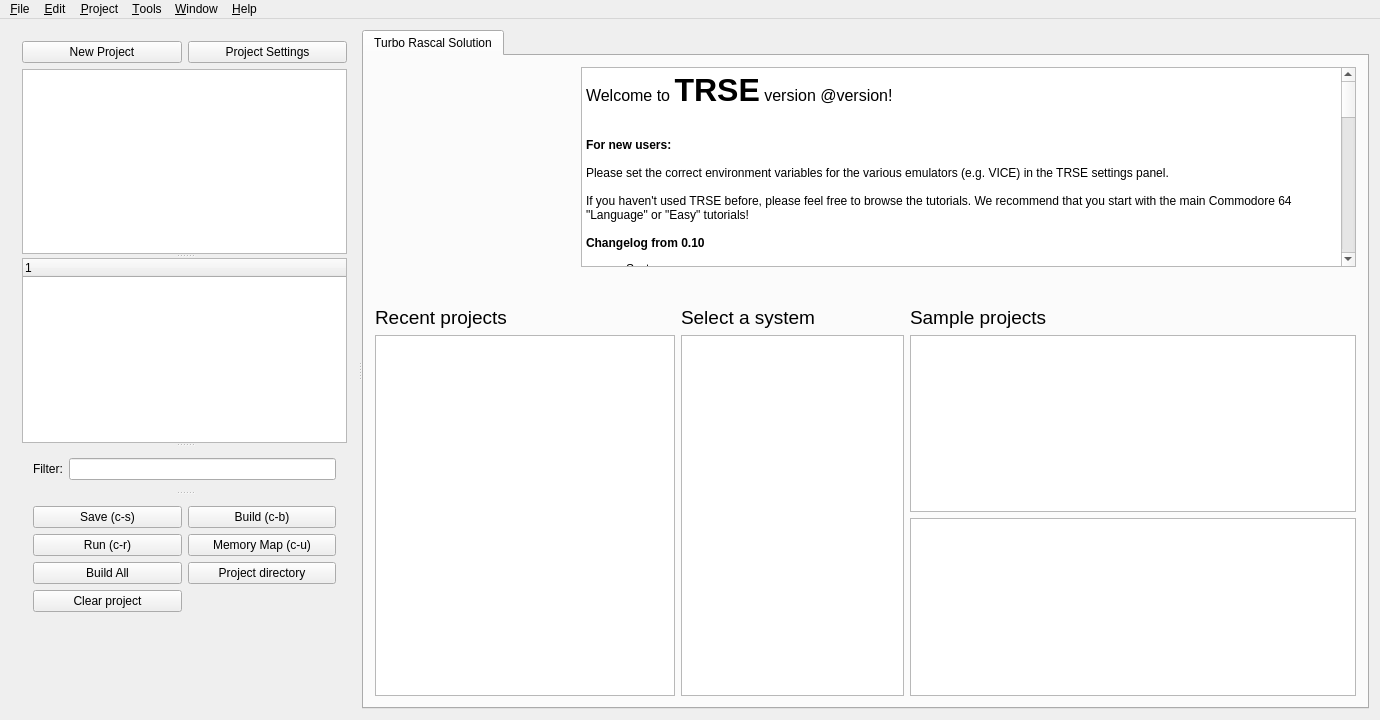
leuat/TRSE, file mainwindow.ui: the form before one commit.
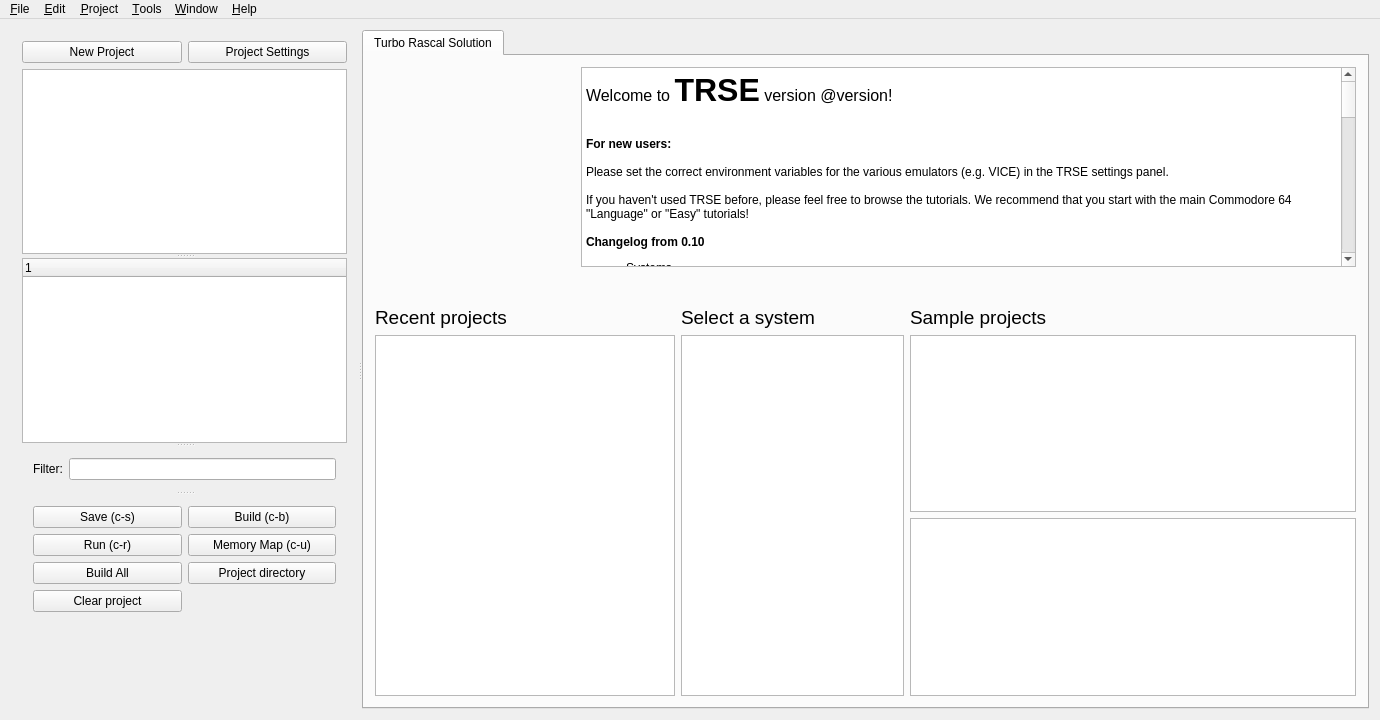
The form after the commit. Icons and pictures are not drawn.

```diff
--- a/mainwindow.ui
+++ b/mainwindow.ui
@@ -297,66 +297,67 @@
                 <string>&lt;!DOCTYPE HTML PUBLIC &quot;-//W3C//DTD HTML 4.0//EN&quot; &quot;http://www.w3.org/TR/REC-html40/strict.dtd&quot;&gt;
 &lt;html&gt;&lt;head&gt;&lt;meta name=&quot;qrichtext&quot; content=&quot;1&quot; /&gt;&lt;style type=&quot;text/css&quot;&gt;
 p, li { white-space: pre-wrap; }
-&lt;/style&gt;&lt;/head&gt;&lt;body style=&quot; font-family:'Ubuntu'; font-size:10pt; font-weight:400; font-style:normal;&quot;&gt;
-&lt;p style=&quot; margin-top:0px; margin-bottom:0px; margin-left:0px; margin-right:0px; -qt-block-indent:0; text-indent:0px;&quot;&gt;&lt;span style=&quot; font-family:'Noto Sans'; font-size:12pt;&quot;&gt;Welcome to &lt;/span&gt;&lt;span style=&quot; font-family:'Noto Sans'; font-size:24pt; font-weight:600;&quot;&gt;TRSE&lt;/span&gt;&lt;span style=&quot; font-family:'Noto Sans'; font-size:12pt;&quot;&gt; version @version!&lt;/span&gt;&lt;/p&gt;
+&lt;/style&gt;&lt;/head&gt;&lt;body style=&quot; font-family:'Noto Sans'; font-size:9pt; font-weight:400; font-style:normal;&quot;&gt;
+&lt;p style=&quot; margin-top:0px; margin-bottom:0px; margin-left:0px; margin-right:0px; -qt-block-indent:0; text-indent:0px;&quot;&gt;&lt;span style=&quot; font-size:12pt;&quot;&gt;Welcome to &lt;/span&gt;&lt;span style=&quot; font-size:24pt; font-weight:600;&quot;&gt;TRSE&lt;/span&gt;&lt;span style=&quot; font-size:12pt;&quot;&gt; version @version!&lt;/span&gt;&lt;/p&gt;
 &lt;p style=&quot; margin-top:0px; margin-bottom:0px; margin-left:0px; margin-right:0px; -qt-block-indent:0; text-indent:0px;&quot;&gt;&lt;img src=&quot;:/resources/images/Amiga.png&quot; width=&quot;80&quot; /&gt;&lt;img src=&quot;:/resources/images/C128.png&quot; width=&quot;80&quot; /&gt;&lt;img src=&quot;:/resources/images/C64.png&quot; width=&quot;80&quot; /&gt;&lt;img src=&quot;:/resources/images/PLUS4.png&quot; width=&quot;80&quot; /&gt;&lt;img src=&quot;:/resources/images/VIC20.png&quot; width=&quot;80&quot; /&gt;&lt;img src=&quot;:/resources/images/NES.png&quot; width=&quot;80&quot; /&gt;&lt;img src=&quot;:/resources/images/PET.png&quot; width=&quot;80&quot; /&gt;&lt;/p&gt;
-&lt;p style=&quot;-qt-paragraph-type:empty; margin-top:0px; margin-bottom:0px; margin-left:0px; margin-right:0px; -qt-block-indent:0; text-indent:0px; font-family:'Noto Sans'; font-size:9pt;&quot;&gt;&lt;br /&gt;&lt;/p&gt;
-&lt;p style=&quot; margin-top:0px; margin-bottom:0px; margin-left:0px; margin-right:0px; -qt-block-indent:0; text-indent:0px;&quot;&gt;&lt;span style=&quot; font-family:'Noto Sans'; font-size:9pt; font-weight:600;&quot;&gt;For new users: &lt;/span&gt;&lt;/p&gt;
-&lt;p style=&quot;-qt-paragraph-type:empty; margin-top:0px; margin-bottom:0px; margin-left:0px; margin-right:0px; -qt-block-indent:0; text-indent:0px; font-family:'Noto Sans'; font-size:9pt; font-weight:600;&quot;&gt;&lt;br /&gt;&lt;/p&gt;
-&lt;p style=&quot; margin-top:0px; margin-bottom:0px; margin-left:0px; margin-right:0px; -qt-block-indent:0; text-indent:0px;&quot;&gt;&lt;span style=&quot; font-family:'Noto Sans'; font-size:9pt;&quot;&gt;Please set the correct environment variables for the various emulators (e.g. VICE) in the TRSE settings panel. &lt;/span&gt;&lt;/p&gt;
-&lt;p style=&quot;-qt-paragraph-type:empty; margin-top:0px; margin-bottom:0px; margin-left:0px; margin-right:0px; -qt-block-indent:0; text-indent:0px; font-family:'Noto Sans'; font-size:9pt;&quot;&gt;&lt;br /&gt;&lt;/p&gt;
-&lt;p style=&quot; margin-top:0px; margin-bottom:0px; margin-left:0px; margin-right:0px; -qt-block-indent:0; text-indent:0px;&quot;&gt;&lt;span style=&quot; font-family:'Noto Sans'; font-size:9pt;&quot;&gt;If you haven't used TRSE before, please feel free to browse the tutorials. We recommend that you start with the main Commodore 64 &amp;quot;Language&amp;quot; or &amp;quot;Easy&amp;quot; tutorials!&lt;/span&gt;&lt;/p&gt;
-&lt;p style=&quot;-qt-paragraph-type:empty; margin-top:0px; margin-bottom:0px; margin-left:0px; margin-right:0px; -qt-block-indent:0; text-indent:0px; font-family:'Noto Sans'; font-size:9pt;&quot;&gt;&lt;br /&gt;&lt;/p&gt;
-&lt;p style=&quot; margin-top:0px; margin-bottom:0px; margin-left:0px; margin-right:0px; -qt-block-indent:0; text-indent:0px;&quot;&gt;&lt;span style=&quot; font-family:'Noto Sans'; font-size:9pt; font-weight:600;&quot;&gt;Changelog from 0.10&lt;/span&gt;&lt;/p&gt;
-&lt;ul style=&quot;margin-top: 0px; margin-bottom: 0px; margin-left: 0px; margin-right: 0px; -qt-list-indent: 1;&quot;&gt;&lt;li style=&quot; font-family:'Noto Sans'; font-size:9pt;&quot; style=&quot; margin-top:12px; margin-bottom:0px; margin-left:0px; margin-right:0px; -qt-block-indent:0; text-indent:0px;&quot;&gt;Systems&lt;/li&gt;
-&lt;ul style=&quot;margin-top: 0px; margin-bottom: 0px; margin-left: 0px; margin-right: 0px; -qt-list-indent: 2;&quot;&gt;&lt;li style=&quot; font-family:'Noto Sans'; font-size:9pt;&quot; style=&quot; margin-top:0px; margin-bottom:0px; margin-left:0px; margin-right:0px; -qt-block-indent:0; text-indent:0px;&quot;&gt;Atari 520 ST + tutorials&lt;/li&gt;
-&lt;li style=&quot; font-family:'Noto Sans'; font-size:9pt;&quot; style=&quot; margin-top:0px; margin-bottom:0px; margin-left:0px; margin-right:0px; -qt-block-indent:0; text-indent:0px;&quot;&gt;ZX Spectrum (preliminary) + tutorial&lt;/li&gt;
-&lt;li style=&quot; font-family:'Noto Sans'; font-size:9pt;&quot; style=&quot; margin-top:0px; margin-bottom:0px; margin-left:0px; margin-right:0px; -qt-block-indent:0; text-indent:0px;&quot;&gt;TIKI 100 (preliminary) + tutorial&lt;/li&gt;
-&lt;li style=&quot; font-family:'Noto Sans'; font-size:9pt;&quot; style=&quot; margin-top:0px; margin-bottom:0px; margin-left:0px; margin-right:0px; -qt-block-indent:0; text-indent:0px;&quot;&gt;Atari 2600 (preliminary) + 4tutorials&lt;/li&gt;&lt;/ul&gt;
-&lt;li style=&quot; font-family:'Noto Sans'; font-size:9pt;&quot; style=&quot; margin-top:12px; margin-bottom:0px; margin-left:0px; margin-right:0px; -qt-block-indent:0; text-indent:0px;&quot;&gt;Tutorials/help&lt;/li&gt;&lt;/ul&gt;
-&lt;ul style=&quot;margin-top: 0px; margin-bottom: 0px; margin-left: 0px; margin-right: 0px; -qt-list-indent: 2;&quot;&gt;&lt;li style=&quot; font-family:'Noto Sans'; font-size:9pt;&quot; style=&quot; margin-top:0px; margin-bottom:0px; margin-left:0px; margin-right:0px; -qt-block-indent:0; text-indent:0px;&quot;&gt;4 Atari 520 ST tutorials&lt;/li&gt;
-&lt;li style=&quot; font-family:'Noto Sans'; font-size:9pt;&quot; style=&quot; margin-top:0px; margin-bottom:0px; margin-left:0px; margin-right:0px; -qt-block-indent:0; text-indent:0px;&quot;&gt;C64 intro project &amp;quot;Floskel&amp;quot; added&lt;/li&gt;
-&lt;li style=&quot; font-family:'Noto Sans'; font-size:9pt;&quot; style=&quot; margin-top:0px; margin-bottom:0px; margin-left:0px; margin-right:0px; -qt-block-indent:0; text-indent:0px;&quot;&gt;6 new Gameboy tutorials&lt;/li&gt;
-&lt;li style=&quot; font-family:'Noto Sans'; font-size:9pt;&quot; style=&quot; margin-top:0px; margin-bottom:0px; margin-left:0px; margin-right:0px; -qt-block-indent:0; text-indent:0px;&quot;&gt;Emulator location help buttons&lt;/li&gt;&lt;/ul&gt;
-&lt;ul style=&quot;margin-top: 0px; margin-bottom: 0px; margin-left: 0px; margin-right: 0px; -qt-list-indent: 2;&quot;&gt;&lt;li style=&quot; font-family:'Noto Sans'; font-size:9pt;&quot; style=&quot; margin-top:0px; margin-bottom:0px; margin-left:0px; margin-right:0px; -qt-block-indent:0; text-indent:0px;&quot;&gt;New C64 tutorial on playing 2 sids (intermediate)&lt;/li&gt;&lt;/ul&gt;
-&lt;p style=&quot;-qt-paragraph-type:empty; margin-top:0px; margin-bottom:0px; margin-left:0px; margin-right:0px; -qt-block-indent:0; text-indent:0px; font-family:'Noto Sans'; font-size:9pt;&quot;&gt;&lt;br /&gt;&lt;/p&gt;
-&lt;ul style=&quot;margin-top: 0px; margin-bottom: 0px; margin-left: 0px; margin-right: 0px; -qt-list-indent: 1;&quot;&gt;&lt;li style=&quot; font-family:'Noto Sans'; font-size:9pt;&quot; style=&quot; margin-top:12px; margin-bottom:0px; margin-left:0px; margin-right:0px; -qt-block-indent:0; text-indent:0px;&quot;&gt;Editor&lt;/li&gt;
-&lt;ul style=&quot;margin-top: 0px; margin-bottom: 0px; margin-left: 0px; margin-right: 0px; -qt-list-indent: 2;&quot;&gt;&lt;li style=&quot; font-family:'Noto Sans'; font-size:9pt;&quot; style=&quot; margin-top:0px; margin-bottom:0px; margin-left:0px; margin-right:0px; -qt-block-indent:0; text-indent:0px;&quot;&gt;All system emulators can have user-defined parameters (Settings panel)&lt;/li&gt;
-&lt;li style=&quot; font-family:'Noto Sans'; font-size:9pt;&quot; style=&quot; margin-top:0px; margin-bottom:0px; margin-left:0px; margin-right:0px; -qt-block-indent:0; text-indent:0px;&quot;&gt;ctrl+R and &amp;quot;main&amp;quot; project file run bugfix&lt;/li&gt;
-&lt;li style=&quot; font-family:'Noto Sans'; font-size:9pt;&quot; style=&quot; margin-top:0px; margin-bottom:0px; margin-left:0px; margin-right:0px; -qt-block-indent:0; text-indent:0px;&quot;&gt;New project explorer - now with colours. Turn off colours in TRSE settings&lt;/li&gt;
-&lt;li style=&quot; font-family:'Noto Sans'; font-size:9pt;&quot; style=&quot; margin-top:0px; margin-bottom:0px; margin-left:0px; margin-right:0px; -qt-block-indent:0; text-indent:0px;&quot;&gt;Internal global TRSE TRU library available from project explorer&lt;/li&gt;
-&lt;li style=&quot; font-family:'Noto Sans'; font-size:9pt;&quot; style=&quot; margin-top:0px; margin-bottom:0px; margin-left:0px; margin-right:0px; -qt-block-indent:0; text-indent:0px;&quot;&gt;Right-click on files to get a shortcut menu (including help on the current file type)&lt;/li&gt;
-&lt;li style=&quot; font-family:'Noto Sans'; font-size:9pt;&quot; style=&quot; margin-top:0px; margin-bottom:0px; margin-left:0px; margin-right:0px; -qt-block-indent:0; text-indent:0px;&quot;&gt;Image toolboxes moved to new column&lt;/li&gt;
-&lt;li style=&quot; font-family:'Noto Sans'; font-size:9pt;&quot; style=&quot; margin-top:0px; margin-bottom:0px; margin-left:0px; margin-right:0px; -qt-block-indent:0; text-indent:0px;&quot;&gt;Editor now properly remembers last open file&lt;/li&gt;
-&lt;li style=&quot; font-family:'Noto Sans'; font-size:9pt;&quot; style=&quot; margin-top:0px; margin-bottom:0px; margin-left:0px; margin-right:0px; -qt-block-indent:0; text-indent:0px;&quot;&gt;Right-clicking on an item in the &amp;quot;recent project&amp;quot; allows you to remove it from the list &lt;/li&gt;
-&lt;li style=&quot; font-family:'Noto Sans'; font-size:9pt;&quot; style=&quot; margin-top:0px; margin-bottom:0px; margin-left:0px; margin-right:0px; -qt-block-indent:0; text-indent:0px;&quot;&gt;Added two new brushes : &amp;quot;Blur&amp;quot; and &amp;quot;Generic shapes&amp;quot; (shapes loaded from .png)&lt;/li&gt;
-&lt;li style=&quot; font-family:'Noto Sans'; font-size:9pt;&quot; style=&quot; margin-top:0px; margin-bottom:0px; margin-left:0px; margin-right:0px; -qt-block-indent:0; text-indent:0px;&quot;&gt;Images open in full-screen by default, not in char mode&lt;/li&gt;
-&lt;li style=&quot; font-family:'Noto Sans'; font-size:9pt;&quot; style=&quot; margin-top:0px; margin-bottom:0px; margin-left:0px; margin-right:0px; -qt-block-indent:0; text-indent:0px;&quot;&gt;Fixed a bug when displaying tabs after having created a new image &lt;/li&gt;
-&lt;li style=&quot; font-family:'Noto Sans'; font-size:9pt;&quot; style=&quot; margin-top:0px; margin-bottom:0px; margin-left:0px; margin-right:0px; -qt-block-indent:0; text-indent:0px;&quot;&gt;Gameboy level editor, tile image editor and meta sprite editor.&lt;/li&gt;
-&lt;li style=&quot; font-family:'Noto Sans'; font-size:9pt;&quot; style=&quot; margin-top:0px; margin-bottom:0px; margin-left:0px; margin-right:0px; -qt-block-indent:0; text-indent:0px;&quot;&gt;OK64 &amp;quot;new project&amp;quot; bugfix&lt;/li&gt;
-&lt;li style=&quot; font-family:'Noto Sans'; font-size:9pt;&quot; style=&quot; margin-top:0px; margin-bottom:0px; margin-left:0px; margin-right:0px; -qt-block-indent:0; text-indent:0px;&quot;&gt;Various image editor bugfixes&lt;/li&gt;
-&lt;li style=&quot; font-family:'Noto Sans'; font-size:9pt;&quot; style=&quot; margin-top:0px; margin-bottom:0px; margin-left:0px; margin-right:0px; -qt-block-indent:0; text-indent:0px;&quot;&gt;&amp;quot;New file&amp;quot; -&amp;gt; TRU&lt;/li&gt;
-&lt;li style=&quot; font-family:'Noto Sans'; font-size:9pt;&quot; style=&quot; margin-top:0px; margin-bottom:0px; margin-left:0px; margin-right:0px; -qt-block-indent:0; text-indent:0px;&quot;&gt;Sprite packer system for GB&lt;/li&gt;
-&lt;li style=&quot; font-family:'Noto Sans'; font-size:9pt;&quot; style=&quot; margin-top:0px; margin-bottom:0px; margin-left:0px; margin-right:0px; -qt-block-indent:0; text-indent:0px;&quot;&gt;Ctrl+W closes any document now&lt;/li&gt;
-&lt;li style=&quot; font-family:'Noto Sans'; font-size:9pt;&quot; style=&quot; margin-top:0px; margin-bottom:0px; margin-left:0px; margin-right:0px; -qt-block-indent:0; text-indent:0px;&quot;&gt;Memory analyzer don't need to compile on use&lt;/li&gt;&lt;/ul&gt;
-&lt;li style=&quot; font-family:'Noto Sans'; font-size:9pt;&quot; style=&quot; margin-top:12px; margin-bottom:0px; margin-left:0px; margin-right:0px; -qt-block-indent:0; text-indent:0px;&quot;&gt;Compiler&lt;/li&gt;&lt;/ul&gt;
-&lt;ul style=&quot;margin-top: 0px; margin-bottom: 0px; margin-left: 0px; margin-right: 0px; -qt-list-indent: 2;&quot;&gt;&lt;li style=&quot; font-family:'Noto Sans'; font-size:9pt;&quot; style=&quot; margin-top:0px; margin-bottom:0px; margin-left:0px; margin-right:0px; -qt-block-indent:0; text-indent:0px;&quot;&gt;6502 compiler has some serious optimizations - both with integer &amp;amp; pointer operations + post-optimization&lt;/li&gt;
-&lt;li style=&quot; font-family:'Noto Sans'; font-size:9pt;&quot; style=&quot; margin-top:0px; margin-bottom:0px; margin-left:0px; margin-right:0px; -qt-block-indent:0; text-indent:0px;&quot;&gt;M68K records and serious improvements, optimizations, bugfixes&lt;/li&gt;
-&lt;li style=&quot; font-family:'Noto Sans'; font-size:9pt;&quot; style=&quot; margin-top:0px; margin-bottom:0px; margin-left:0px; margin-right:0px; -qt-block-indent:0; text-indent:0px;&quot;&gt;Macro (inline) parameter bugfix&lt;/li&gt;
-&lt;li style=&quot; font-family:'Noto Sans'; font-size:9pt;&quot; style=&quot; margin-top:0px; margin-bottom:0px; margin-left:0px; margin-right:0px; -qt-block-indent:0; text-indent:0px;&quot;&gt;Records defined in units are fixed up, you don't need to prefix *everything*&lt;/li&gt;
-&lt;li style=&quot; font-family:'Noto Sans'; font-size:9pt;&quot; style=&quot; margin-top:0px; margin-bottom:0px; margin-left:0px; margin-right:0px; -qt-block-indent:0; text-indent:0px;&quot;&gt;Preprocessor IFDEF... ELSE... ENDIF implemented, also nested&lt;/li&gt;
-&lt;li style=&quot; font-family:'Noto Sans'; font-size:9pt;&quot; style=&quot; margin-top:0px; margin-bottom:0px; margin-left:0px; margin-right:0px; -qt-block-indent:0; text-indent:0px;&quot;&gt;functions with return values implemented&lt;/li&gt;
-&lt;li style=&quot; font-family:'Noto Sans'; font-size:9pt;&quot; style=&quot; margin-top:0px; margin-bottom:0px; margin-left:0px; margin-right:0px; -qt-block-indent:0; text-indent:0px;&quot;&gt;X16 compiler bugfix, my bad&lt;/li&gt;
-&lt;li style=&quot; font-family:'Noto Sans'; font-size:9pt;&quot; style=&quot; margin-top:0px; margin-bottom:0px; margin-left:0px; margin-right:0px; -qt-block-indent:0; text-indent:0px;&quot;&gt;Amiga/Atari arrays: Indices are now automatically adjusted for, so you don't have to scale with &amp;quot;2&amp;quot; for ints and &amp;quot;4&amp;quot; for longs when addressing them etc (ie sine[i] works for int arrays, you don't have to write sine[i*2])&lt;/li&gt;
-&lt;li style=&quot; font-family:'Noto Sans'; font-size:9pt;&quot; style=&quot; margin-top:0px; margin-bottom:0px; margin-left:0px; margin-right:0px; -qt-block-indent:0; text-indent:0px;&quot;&gt;Internal rewrite of the *entire* conditional + logical clause system. All CPUs use same system. Multiple AND/ OR have little overhead. Removed old slow system&lt;/li&gt;
-&lt;li style=&quot; font-family:'Noto Sans'; font-size:9pt;&quot; style=&quot; margin-top:0px; margin-bottom:0px; margin-left:0px; margin-right:0px; -qt-block-indent:0; text-indent:0px;&quot;&gt;TRUs can now access other nested TRUS etc.&lt;/li&gt;
-&lt;li style=&quot; font-family:'Noto Sans'; font-size:9pt;&quot; style=&quot; margin-top:0px; margin-bottom:0px; margin-left:0px; margin-right:0px; -qt-block-indent:0; text-indent:0px;&quot;&gt;Fixed a bug where forward declarations of procedure with parameters crashed&lt;/li&gt;
-&lt;li style=&quot; font-family:'Noto Sans'; font-size:9pt;&quot; style=&quot; margin-top:0px; margin-bottom:0px; margin-left:0px; margin-right:0px; -qt-block-indent:0; text-indent:0px;&quot;&gt;TRU constants fixed&lt;/li&gt;
-&lt;li style=&quot; font-family:'Noto Sans'; font-size:9pt;&quot; style=&quot; margin-top:0px; margin-bottom:0px; margin-left:0px; margin-right:0px; -qt-block-indent:0; text-indent:0px;&quot;&gt;You can now build TRU/independent files with CTRL+SHIFT+B&lt;/li&gt;
-&lt;li style=&quot; font-family:'Noto Sans'; font-size:9pt;&quot; style=&quot; margin-top:0px; margin-bottom:0px; margin-left:0px; margin-right:0px; -qt-block-indent:0; text-indent:0px;&quot;&gt;Gameboy Z80ish compiler almost done&lt;/li&gt;&lt;/ul&gt;
-&lt;p style=&quot;-qt-paragraph-type:empty; margin-top:0px; margin-bottom:0px; margin-left:0px; margin-right:0px; -qt-block-indent:1; text-indent:0px; font-family:'Noto Sans'; font-size:9pt;&quot;&gt;&lt;br /&gt;&lt;/p&gt;
-&lt;p style=&quot;-qt-paragraph-type:empty; margin-top:0px; margin-bottom:0px; margin-left:0px; margin-right:0px; -qt-block-indent:0; text-indent:0px; font-family:'Noto Sans'; font-size:9pt;&quot;&gt;&lt;br /&gt;&lt;/p&gt;
-&lt;p style=&quot;-qt-paragraph-type:empty; margin-top:0px; margin-bottom:12px; margin-left:0px; margin-right:0px; -qt-block-indent:0; text-indent:0px; font-family:'Noto Sans'; font-size:9pt;&quot;&gt;&lt;br /&gt;&lt;/p&gt;&lt;/body&gt;&lt;/html&gt;</string>
+&lt;p style=&quot;-qt-paragraph-type:empty; margin-top:0px; margin-bottom:0px; margin-left:0px; margin-right:0px; -qt-block-indent:0; text-indent:0px;&quot;&gt;&lt;br /&gt;&lt;/p&gt;
+&lt;p style=&quot; margin-top:0px; margin-bottom:0px; margin-left:0px; margin-right:0px; -qt-block-indent:0; text-indent:0px;&quot;&gt;&lt;span style=&quot; font-weight:600;&quot;&gt;For new users: &lt;/span&gt;&lt;/p&gt;
+&lt;p style=&quot;-qt-paragraph-type:empty; margin-top:0px; margin-bottom:0px; margin-left:0px; margin-right:0px; -qt-block-indent:0; text-indent:0px; font-weight:600;&quot;&gt;&lt;br /&gt;&lt;/p&gt;
+&lt;p style=&quot; margin-top:0px; margin-bottom:0px; margin-left:0px; margin-right:0px; -qt-block-indent:0; text-indent:0px;&quot;&gt;Please set the correct environment variables for the various emulators (e.g. VICE) in the TRSE settings panel. &lt;/p&gt;
+&lt;p style=&quot;-qt-paragraph-type:empty; margin-top:0px; margin-bottom:0px; margin-left:0px; margin-right:0px; -qt-block-indent:0; text-indent:0px;&quot;&gt;&lt;br /&gt;&lt;/p&gt;
+&lt;p style=&quot; margin-top:0px; margin-bottom:0px; margin-left:0px; margin-right:0px; -qt-block-indent:0; text-indent:0px;&quot;&gt;If you haven't used TRSE before, please feel free to browse the tutorials. We recommend that you start with the main Commodore 64 &amp;quot;Language&amp;quot; or &amp;quot;Easy&amp;quot; tutorials!&lt;/p&gt;
+&lt;p style=&quot;-qt-paragraph-type:empty; margin-top:0px; margin-bottom:0px; margin-left:0px; margin-right:0px; -qt-block-indent:0; text-indent:0px;&quot;&gt;&lt;br /&gt;&lt;/p&gt;
+&lt;p style=&quot; margin-top:0px; margin-bottom:0px; margin-left:0px; margin-right:0px; -qt-block-indent:0; text-indent:0px;&quot;&gt;&lt;span style=&quot; font-weight:600;&quot;&gt;Changelog from 0.10&lt;/span&gt;&lt;/p&gt;
+&lt;ul style=&quot;margin-top: 0px; margin-bottom: 0px; margin-left: 0px; margin-right: 0px; -qt-list-indent: 1;&quot;&gt;&lt;li style=&quot; margin-top:12px; margin-bottom:0px; margin-left:0px; margin-right:0px; -qt-block-indent:0; text-indent:0px;&quot;&gt;Systems&lt;/li&gt;
+&lt;ul style=&quot;margin-top: 0px; margin-bottom: 0px; margin-left: 0px; margin-right: 0px; -qt-list-indent: 2;&quot;&gt;&lt;li style=&quot; margin-top:0px; margin-bottom:0px; margin-left:0px; margin-right:0px; -qt-block-indent:0; text-indent:0px;&quot;&gt;Atari 520 ST + tutorials&lt;/li&gt;
+&lt;li style=&quot; margin-top:0px; margin-bottom:0px; margin-left:0px; margin-right:0px; -qt-block-indent:0; text-indent:0px;&quot;&gt;ZX Spectrum (preliminary) + tutorial&lt;/li&gt;
+&lt;li style=&quot; margin-top:0px; margin-bottom:0px; margin-left:0px; margin-right:0px; -qt-block-indent:0; text-indent:0px;&quot;&gt;TIKI 100 (preliminary) + tutorial&lt;/li&gt;
+&lt;li style=&quot; margin-top:0px; margin-bottom:0px; margin-left:0px; margin-right:0px; -qt-block-indent:0; text-indent:0px;&quot;&gt;Atari 2600 (preliminary) + 4tutorials&lt;/li&gt;&lt;/ul&gt;
+&lt;li style=&quot; margin-top:12px; margin-bottom:0px; margin-left:0px; margin-right:0px; -qt-block-indent:0; text-indent:0px;&quot;&gt;Tutorials/help&lt;/li&gt;&lt;/ul&gt;
+&lt;ul style=&quot;margin-top: 0px; margin-bottom: 0px; margin-left: 0px; margin-right: 0px; -qt-list-indent: 2;&quot;&gt;&lt;li style=&quot; margin-top:0px; margin-bottom:0px; margin-left:0px; margin-right:0px; -qt-block-indent:0; text-indent:0px;&quot;&gt;C64 tutorial project &amp;quot;Fjong&amp;quot; - a small c64 intro&lt;/li&gt;
+&lt;li style=&quot; margin-top:0px; margin-bottom:0px; margin-left:0px; margin-right:0px; -qt-block-indent:0; text-indent:0px;&quot;&gt;5 Atari 520 ST tutorials&lt;/li&gt;
+&lt;li style=&quot; margin-top:0px; margin-bottom:0px; margin-left:0px; margin-right:0px; -qt-block-indent:0; text-indent:0px;&quot;&gt;C64 intro project &amp;quot;Floskel&amp;quot; added&lt;/li&gt;
+&lt;li style=&quot; margin-top:0px; margin-bottom:0px; margin-left:0px; margin-right:0px; -qt-block-indent:0; text-indent:0px;&quot;&gt;6 new Gameboy tutorials&lt;/li&gt;
+&lt;li style=&quot; margin-top:0px; margin-bottom:0px; margin-left:0px; margin-right:0px; -qt-block-indent:0; text-indent:0px;&quot;&gt;Emulator location help buttons&lt;/li&gt;&lt;/ul&gt;
+&lt;ul style=&quot;margin-top: 0px; margin-bottom: 0px; margin-left: 0px; margin-right: 0px; -qt-list-indent: 2;&quot;&gt;&lt;li style=&quot; margin-top:0px; margin-bottom:0px; margin-left:0px; margin-right:0px; -qt-block-indent:0; text-indent:0px;&quot;&gt;New C64 tutorial on playing 2 sids (intermediate)&lt;/li&gt;&lt;/ul&gt;
+&lt;p style=&quot;-qt-paragraph-type:empty; margin-top:0px; margin-bottom:0px; margin-left:0px; margin-right:0px; -qt-block-indent:0; text-indent:0px;&quot;&gt;&lt;br /&gt;&lt;/p&gt;
+&lt;ul style=&quot;margin-top: 0px; margin-bottom: 0px; margin-left: 0px; margin-right: 0px; -qt-list-indent: 1;&quot;&gt;&lt;li style=&quot; margin-top:12px; margin-bottom:0px; margin-left:0px; margin-right:0px; -qt-block-indent:0; text-indent:0px;&quot;&gt;Editor&lt;/li&gt;
+&lt;ul style=&quot;margin-top: 0px; margin-bottom: 0px; margin-left: 0px; margin-right: 0px; -qt-list-indent: 2;&quot;&gt;&lt;li style=&quot; margin-top:0px; margin-bottom:0px; margin-left:0px; margin-right:0px; -qt-block-indent:0; text-indent:0px;&quot;&gt;All system emulators can have user-defined parameters (Settings panel)&lt;/li&gt;
+&lt;li style=&quot; margin-top:0px; margin-bottom:0px; margin-left:0px; margin-right:0px; -qt-block-indent:0; text-indent:0px;&quot;&gt;ctrl+R and &amp;quot;main&amp;quot; project file run bugfix&lt;/li&gt;
+&lt;li style=&quot; margin-top:0px; margin-bottom:0px; margin-left:0px; margin-right:0px; -qt-block-indent:0; text-indent:0px;&quot;&gt;New project explorer - now with colours. Turn off colours in TRSE settings&lt;/li&gt;
+&lt;li style=&quot; margin-top:0px; margin-bottom:0px; margin-left:0px; margin-right:0px; -qt-block-indent:0; text-indent:0px;&quot;&gt;Internal global TRSE TRU library available from project explorer&lt;/li&gt;
+&lt;li style=&quot; margin-top:0px; margin-bottom:0px; margin-left:0px; margin-right:0px; -qt-block-indent:0; text-indent:0px;&quot;&gt;Right-click on files to get a shortcut menu (including help on the current file type)&lt;/li&gt;
+&lt;li style=&quot; margin-top:0px; margin-bottom:0px; margin-left:0px; margin-right:0px; -qt-block-indent:0; text-indent:0px;&quot;&gt;Image toolboxes moved to new column&lt;/li&gt;
+&lt;li style=&quot; margin-top:0px; margin-bottom:0px; margin-left:0px; margin-right:0px; -qt-block-indent:0; text-indent:0px;&quot;&gt;Editor now properly remembers last open file&lt;/li&gt;
+&lt;li style=&quot; margin-top:0px; margin-bottom:0px; margin-left:0px; margin-right:0px; -qt-block-indent:0; text-indent:0px;&quot;&gt;Right-clicking on an item in the &amp;quot;recent project&amp;quot; allows you to remove it from the list &lt;/li&gt;
+&lt;li style=&quot; margin-top:0px; margin-bottom:0px; margin-left:0px; margin-right:0px; -qt-block-indent:0; text-indent:0px;&quot;&gt;Added two new brushes : &amp;quot;Blur&amp;quot; and &amp;quot;Generic shapes&amp;quot; (shapes loaded from .png)&lt;/li&gt;
+&lt;li style=&quot; margin-top:0px; margin-bottom:0px; margin-left:0px; margin-right:0px; -qt-block-indent:0; text-indent:0px;&quot;&gt;Images open in full-screen by default, not in char mode&lt;/li&gt;
+&lt;li style=&quot; margin-top:0px; margin-bottom:0px; margin-left:0px; margin-right:0px; -qt-block-indent:0; text-indent:0px;&quot;&gt;Fixed a bug when displaying tabs after having created a new image &lt;/li&gt;
+&lt;li style=&quot; margin-top:0px; margin-bottom:0px; margin-left:0px; margin-right:0px; -qt-block-indent:0; text-indent:0px;&quot;&gt;Gameboy level editor, tile image editor and meta sprite editor.&lt;/li&gt;
+&lt;li style=&quot; margin-top:0px; margin-bottom:0px; margin-left:0px; margin-right:0px; -qt-block-indent:0; text-indent:0px;&quot;&gt;OK64 &amp;quot;new project&amp;quot; bugfix&lt;/li&gt;
+&lt;li style=&quot; margin-top:0px; margin-bottom:0px; margin-left:0px; margin-right:0px; -qt-block-indent:0; text-indent:0px;&quot;&gt;Various image editor bugfixes&lt;/li&gt;
+&lt;li style=&quot; margin-top:0px; margin-bottom:0px; margin-left:0px; margin-right:0px; -qt-block-indent:0; text-indent:0px;&quot;&gt;&amp;quot;New file&amp;quot; -&amp;gt; TRU&lt;/li&gt;
+&lt;li style=&quot; margin-top:0px; margin-bottom:0px; margin-left:0px; margin-right:0px; -qt-block-indent:0; text-indent:0px;&quot;&gt;Sprite packer system for GB&lt;/li&gt;
+&lt;li style=&quot; margin-top:0px; margin-bottom:0px; margin-left:0px; margin-right:0px; -qt-block-indent:0; text-indent:0px;&quot;&gt;Ctrl+W closes any document now&lt;/li&gt;
+&lt;li style=&quot; margin-top:0px; margin-bottom:0px; margin-left:0px; margin-right:0px; -qt-block-indent:0; text-indent:0px;&quot;&gt;Memory analyzer don't need to compile on use&lt;/li&gt;&lt;/ul&gt;
+&lt;li style=&quot; margin-top:12px; margin-bottom:0px; margin-left:0px; margin-right:0px; -qt-block-indent:0; text-indent:0px;&quot;&gt;Compiler&lt;/li&gt;&lt;/ul&gt;
+&lt;ul style=&quot;margin-top: 0px; margin-bottom: 0px; margin-left: 0px; margin-right: 0px; -qt-list-indent: 2;&quot;&gt;&lt;li style=&quot; margin-top:0px; margin-bottom:0px; margin-left:0px; margin-right:0px; -qt-block-indent:0; text-indent:0px;&quot;&gt;6502 compiler has some serious optimizations - both with integer &amp;amp; pointer operations + post-optimization&lt;/li&gt;
+&lt;li style=&quot; margin-top:0px; margin-bottom:0px; margin-left:0px; margin-right:0px; -qt-block-indent:0; text-indent:0px;&quot;&gt;M68K records and serious improvements, optimizations, bugfixes&lt;/li&gt;
+&lt;li style=&quot; margin-top:0px; margin-bottom:0px; margin-left:0px; margin-right:0px; -qt-block-indent:0; text-indent:0px;&quot;&gt;Macro (inline) parameter bugfix&lt;/li&gt;
+&lt;li style=&quot; margin-top:0px; margin-bottom:0px; margin-left:0px; margin-right:0px; -qt-block-indent:0; text-indent:0px;&quot;&gt;Records defined in units are fixed up, you don't need to prefix *everything*&lt;/li&gt;
+&lt;li style=&quot; margin-top:0px; margin-bottom:0px; margin-left:0px; margin-right:0px; -qt-block-indent:0; text-indent:0px;&quot;&gt;Preprocessor IFDEF... ELSE... ENDIF implemented, also nested&lt;/li&gt;
+&lt;li style=&quot; margin-top:0px; margin-bottom:0px; margin-left:0px; margin-right:0px; -qt-block-indent:0; text-indent:0px;&quot;&gt;functions with return values implemented&lt;/li&gt;
+&lt;li style=&quot; margin-top:0px; margin-bottom:0px; margin-left:0px; margin-right:0px; -qt-block-indent:0; text-indent:0px;&quot;&gt;X16 compiler bugfix, my bad&lt;/li&gt;
+&lt;li style=&quot; margin-top:0px; margin-bottom:0px; margin-left:0px; margin-right:0px; -qt-block-indent:0; text-indent:0px;&quot;&gt;Amiga/Atari arrays: Indices are now automatically adjusted for, so you don't have to scale with &amp;quot;2&amp;quot; for ints and &amp;quot;4&amp;quot; for longs when addressing them etc (ie sine[i] works for int arrays, you don't have to write sine[i*2])&lt;/li&gt;
+&lt;li style=&quot; margin-top:0px; margin-bottom:0px; margin-left:0px; margin-right:0px; -qt-block-indent:0; text-indent:0px;&quot;&gt;Internal rewrite of the *entire* conditional + logical clause system. All CPUs use same system. Multiple AND/ OR have little overhead. Removed old slow system&lt;/li&gt;
+&lt;li style=&quot; margin-top:0px; margin-bottom:0px; margin-left:0px; margin-right:0px; -qt-block-indent:0; text-indent:0px;&quot;&gt;TRUs can now access other nested TRUS etc.&lt;/li&gt;
+&lt;li style=&quot; margin-top:0px; margin-bottom:0px; margin-left:0px; margin-right:0px; -qt-block-indent:0; text-indent:0px;&quot;&gt;Fixed a bug where forward declarations of procedure with parameters crashed&lt;/li&gt;
+&lt;li style=&quot; margin-top:0px; margin-bottom:0px; margin-left:0px; margin-right:0px; -qt-block-indent:0; text-indent:0px;&quot;&gt;TRU constants fixed&lt;/li&gt;
+&lt;li style=&quot; margin-top:0px; margin-bottom:0px; margin-left:0px; margin-right:0px; -qt-block-indent:0; text-indent:0px;&quot;&gt;You can now build TRU/independent files with CTRL+SHIFT+B&lt;/li&gt;
+&lt;li style=&quot; margin-top:0px; margin-bottom:0px; margin-left:0px; margin-right:0px; -qt-block-indent:0; text-indent:0px;&quot;&gt;Gameboy Z80ish compiler almost done&lt;/li&gt;&lt;/ul&gt;
+&lt;p style=&quot;-qt-paragraph-type:empty; margin-top:0px; margin-bottom:0px; margin-left:0px; margin-right:0px; -qt-block-indent:1; text-indent:0px;&quot;&gt;&lt;br /&gt;&lt;/p&gt;
+&lt;p style=&quot;-qt-paragraph-type:empty; margin-top:0px; margin-bottom:0px; margin-left:0px; margin-right:0px; -qt-block-indent:0; text-indent:0px;&quot;&gt;&lt;br /&gt;&lt;/p&gt;
+&lt;p style=&quot;-qt-paragraph-type:empty; margin-top:0px; margin-bottom:12px; margin-left:0px; margin-right:0px; -qt-block-indent:0; text-indent:0px;&quot;&gt;&lt;br /&gt;&lt;/p&gt;&lt;/body&gt;&lt;/html&gt;</string>
                </property>
               </widget>
              </item>
```
Left out of the diff: 2 changed lines with no effect on the pictures.
